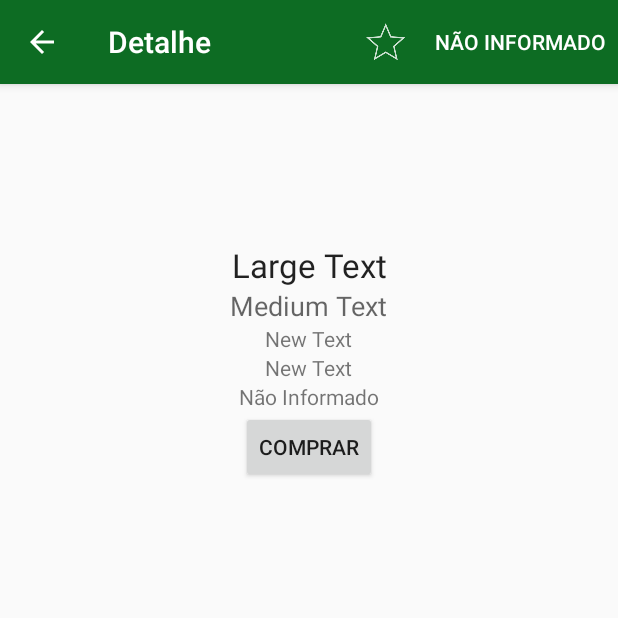
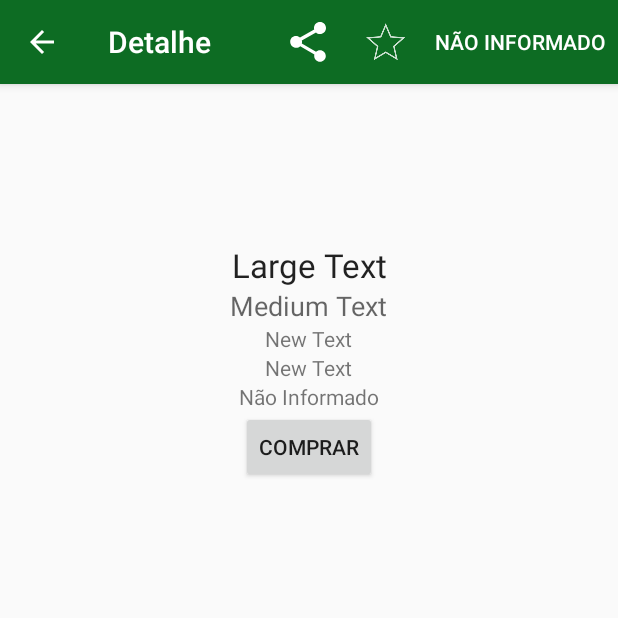
Before and after one commit to gisomarjr/ProjetoAndroid, an Android app: the DetalheLivroFragment screen opened directly, with no data from a screen before it, on a phone screen of 412 x 824 dp, the top half of it. Run offline under Robolectric (Android 15) with nearby library versions, the light colour scheme and no system bars; our stand-ins replace Picasso; pictures from the network do not load; 12 statements that could not run were skipped.

Commit message:
Criando a opção de Compartilhar no menu de DetalheLivroFragment

```diff
--- a/app/src/main/java/br/com/nglauber/exemplolivros/DetalheLivroFragment.java
+++ b/app/src/main/java/br/com/nglauber/exemplolivros/DetalheLivroFragment.java
@@ -7,6 +7,9 @@ import android.graphics.Color;
 import android.net.Uri;
 import android.os.Bundle;
 import android.support.v4.app.Fragment;
+import android.support.v4.view.MenuItemCompat;
+import android.support.v7.widget.ShareActionProvider;
+import android.util.Log;
 import android.view.LayoutInflater;
 import android.view.Menu;
 import android.view.MenuInflater;
@@ -27,13 +30,16 @@ import br.com.nglauber.exemplolivros.model.Volume;
 
 public class DetalheLivroFragment extends Fragment {
 
+    private static final String LIVROS_SHARE_HASHTAG = "#WorldsBooks ";
+    private static final String SHARE_DEFAULT_TEXT = "Acabo de adicionar este livro aos meus favoritos: ";
+    private static final String LOG_TAG = DetalheLivroFragment.class.getSimpleName();
     private Livro livro;
     private Volume volume;
     private Preco preco;
     private MenuItem menuItemFavorito;
     private MenuItem menuItemVenda;
 
-    public static DetalheLivroFragment novaInstancia(Livro livro){
+    public static DetalheLivroFragment novaInstancia(Livro livro) {
         DetalheLivroFragment dlf = new DetalheLivroFragment();
         Bundle args = new Bundle();
         args.putSerializable("livro", livro);
@@ -52,7 +58,7 @@ public class DetalheLivroFragment extends Fragment {
     public View onCreateView(LayoutInflater inflater, ViewGroup container,
                              Bundle savedInstanceState) {
 
-        this.livro = (Livro)getArguments().getSerializable("livro");
+        this.livro = (Livro) getArguments().getSerializable("livro");
 
         volume = livro.volumes;
         preco = livro.venda.preco;
@@ -61,11 +67,11 @@ public class DetalheLivroFragment extends Fragment {
 
         View view = inflater.inflate(R.layout.fragment_detalhe_livro, container, false);
 
-        ImageView imgCapa = (ImageView)view.findViewById(R.id.imgCapa);
-        TextView txtTitulo = (TextView)view.findViewById(R.id.txtTitulo);
-        TextView txtAno = (TextView)view.findViewById(R.id.txtAno);
-        TextView txtAutor = (TextView)view.findViewById(R.id.txtAutor);
-        TextView txtPaginas = (TextView)view.findViewById(R.id.txtPaginas);
+        ImageView imgCapa = (ImageView) view.findViewById(R.id.imgCapa);
+        TextView txtTitulo = (TextView) view.findViewById(R.id.txtTitulo);
+        TextView txtAno = (TextView) view.findViewById(R.id.txtAno);
+        TextView txtAutor = (TextView) view.findViewById(R.id.txtAutor);
+        TextView txtPaginas = (TextView) view.findViewById(R.id.txtPaginas);
         TextView txtPreco = (TextView) view.findViewById(R.id.txtPreco);
         Button btnCompra = (Button) view.findViewById(R.id.btnComprar);
 
@@ -73,7 +79,7 @@ public class DetalheLivroFragment extends Fragment {
         txtTitulo.setText(volume.titulo);
         txtAno.setText(String.valueOf(volume.dataPublicacao));
         txtAutor.setText(volume.descricao);
-        switch (livro.venda.status){
+        switch (livro.venda.status) {
 
             case "FOR_SALE":
                 txtPreco.setText(" - R$: " + livro.venda.preco.valor);
@@ -83,7 +89,7 @@ public class DetalheLivroFragment extends Fragment {
                     @Override
                     public void onClick(View view) {
                         Intent intent = null;
-                        intent = new Intent(Intent.ACTION_VIEW,	Uri.parse(livro.venda.linkVenda));
+                        intent = new Intent(Intent.ACTION_VIEW, Uri.parse(livro.venda.linkVenda));
 
                         startActivity(intent);
 
@@ -129,11 +135,24 @@ public class DetalheLivroFragment extends Fragment {
     public void onCreateOptionsMenu(Menu menu, MenuInflater inflater) {
         super.onCreateOptionsMenu(menu, inflater);
         inflater.inflate(R.menu.menu_detalhe_livro, menu);
+        MenuItem menuItem = menu.findItem(R.id.action_share);
+
+        // Get the provider and hold onto it to set/change the share intent.
+        ShareActionProvider mShareActionProvider =
+                (ShareActionProvider) MenuItemCompat.getActionProvider(menuItem);
+
+        // Attach an intent to this ShareActionProvider.  You can update this at any time,
+        // like when the user selects a new piece of data they might like to share.
+        if (mShareActionProvider != null) {
+            mShareActionProvider.setShareIntent(createShareForecastIntent());
+        } else {
+            Log.d(LOG_TAG, "Share Action Provider is null?");
+        }
 
         //ITEM DO FAVORITO
         menuItemFavorito = menu.findItem(R.id.action_favorito);
 
-        if (isFavorito(this.livro)){
+        if (isFavorito(this.livro)) {
             menuItemFavorito.setIcon(R.drawable.ic_action_add_favorite);
         } else {
             menuItemFavorito.setIcon(R.drawable.ic_action_remove_favorito);
@@ -143,15 +162,15 @@ public class DetalheLivroFragment extends Fragment {
         menuItemVenda = menu.findItem(R.id.action_venda);
         String compraDisponivel = getResources().getString(R.string.compra_disponivel);
 
-        switch (livro.venda.status){
+        switch (livro.venda.status) {
 
             case "FOR_SALE":
-                menuItemVenda.setTitle(compraDisponivel +" - R$: " + livro.venda.preco.valor);
+                menuItemVenda.setTitle(compraDisponivel + " - R$: " + livro.venda.preco.valor);
                 menuItemVenda.setOnMenuItemClickListener(new MenuItem.OnMenuItemClickListener() {
                     @Override
                     public boolean onMenuItemClick(MenuItem menuItem) {
                         Intent intent = null;
-                        intent = new Intent(Intent.ACTION_VIEW,	Uri.parse(livro.venda.linkVenda));
+                        intent = new Intent(Intent.ACTION_VIEW, Uri.parse(livro.venda.linkVenda));
 
                         startActivity(intent);
                         return false;
@@ -177,9 +196,22 @@ public class DetalheLivroFragment extends Fragment {
             default:
                 menuItemVenda.setTitle(R.string.compra_nao_informada);
         }
+    }
+
+    private Intent createShareForecastIntent() {
+        Intent shareIntent = new Intent(Intent.ACTION_SEND);
+        shareIntent.addFlags(Intent.FLAG_ACTIVITY_CLEAR_WHEN_TASK_RESET);
+        shareIntent.setType("text/plain");
+        shareIntent.putExtra(Intent.EXTRA_TEXT,
+                SHARE_DEFAULT_TEXT + " \r\n " + livro.volumes.titulo + " \r\n "
+                +livro.volumes.informacaoLink + " \r\n \r\n" + LIVROS_SHARE_HASHTAG );
+        return shareIntent;
+    }
 
 
-    }
+
+
+
 
     @Override
     public boolean onOptionsItemSelected(MenuItem item) {
--- a/app/src/main/res/menu/menu_detalhe_livro.xml
+++ b/app/src/main/res/menu/menu_detalhe_livro.xml
@@ -15,5 +15,9 @@
         android:title="venda"
         app:showAsAction="always|withText" />
 
+    <item android:id="@+id/action_share"
+           android:title="@string/action_share"
+            app:showAsAction="always"
+            app:actionProviderClass="android.support.v7.widget.ShareActionProvider" />
 
 </menu>
--- a/app/src/main/res/values/strings.xml
+++ b/app/src/main/res/values/strings.xml
@@ -15,6 +15,7 @@
     <string name="compra_disponivel_gratis">Disponível Gratis</string>
     <string name="compra_indisponivel">Indisponível para Compra</string>
     <string name="compra_nao_informada">Não Informado</string>
+    <string name="action_share">Compartilhar</string>
 
 
 </resources>
```
